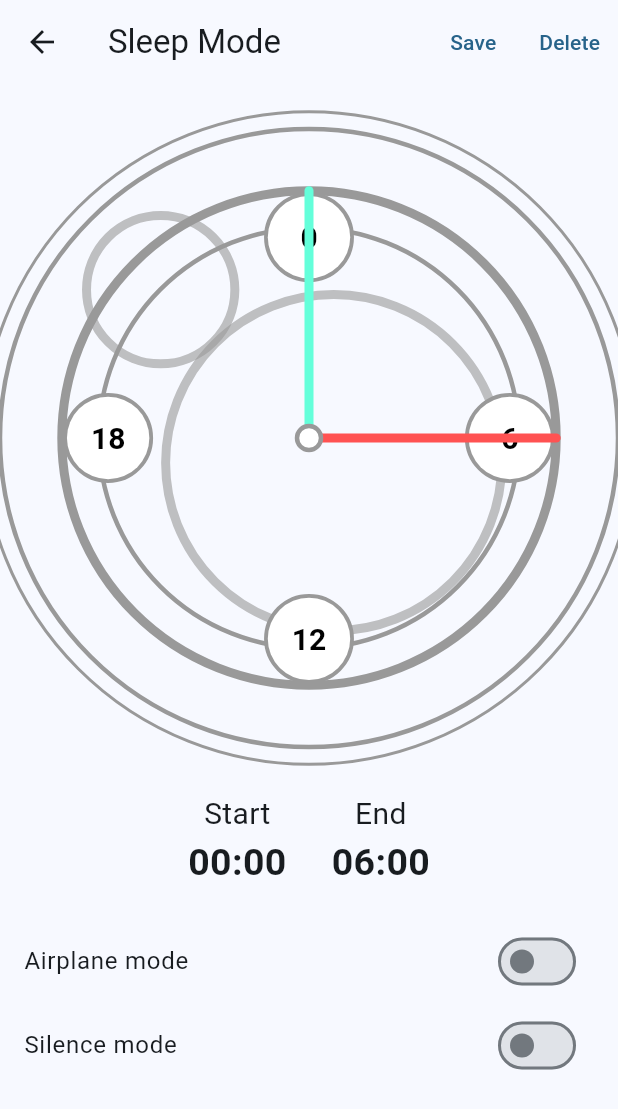
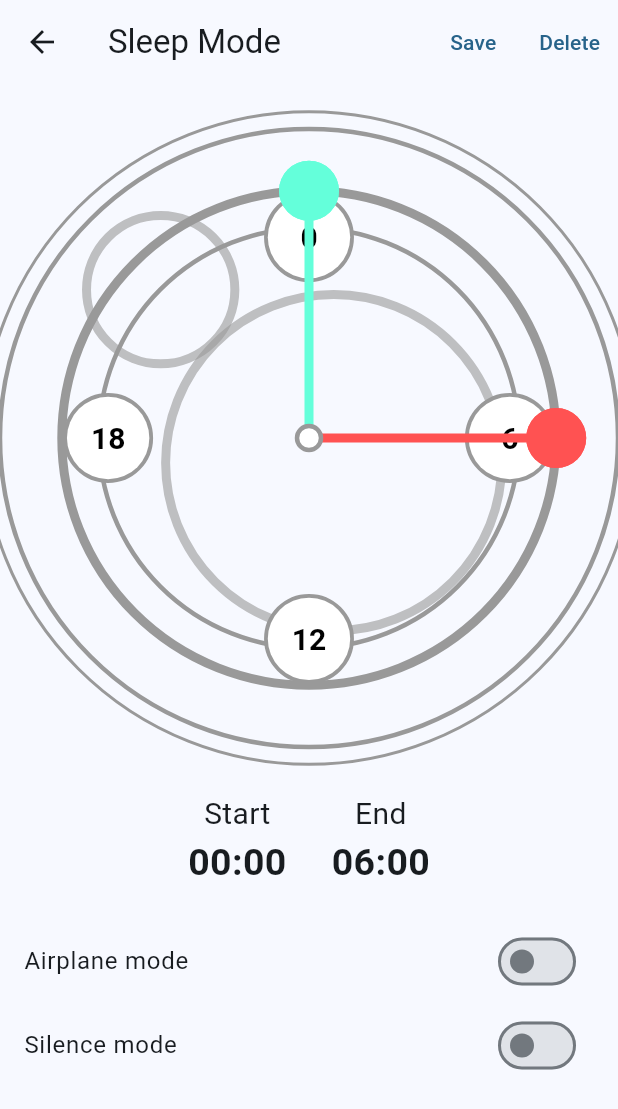
Before and after one commit to KnoyanMitsu/MuseLock, a Flutter app: the screen it shows after launch, after a tap on "Disable apps with time (root)", after a tap on "Sleep Mode (root)", on a phone screen of 412 x 824 dp. Shown: the top 1109 px of the screen. Run offline on Flutter 3.47's test engine with Material 3 defaults, Android fonts, the phone set to English and light mode, and no system bars; our stand-ins replace flutter_local_notifications, shared_preferences; missing offline and left inert: flutter_background_service, installed_apps, root_plus, window_size.

Commit message:
fix design clock and bug 7:60

```diff
--- a/lib/Layout/Widget/ClockPicker/Layout/timePickerPainter.dart
+++ b/lib/Layout/Widget/ClockPicker/Layout/timePickerPainter.dart
@@ -47,12 +47,22 @@ class TimePickerPainter extends CustomPainter {
       ..style = PaintingStyle.stroke // Ganti ke stroke
       ..strokeWidth = 6 // Atur ketebalan jarum
       ..strokeCap = StrokeCap.round; // Buat ujungnya bulat
+    final paintHandEndFill = Paint()
+      ..color = Colors.redAccent
+      ..style = PaintingStyle.fill // Ganti ke stroke
+      ..strokeWidth = 6 // Atur ketebalan jarum
+      ..strokeCap = StrokeCap.round;
 
     final paintHandStart = Paint()
       ..color = Colors.tealAccent
       ..style = PaintingStyle.stroke // Ganti ke stroke
       ..strokeWidth = 6 // Atur ketebalan jarum
       ..strokeCap = StrokeCap.round; // Buat ujungnya bulat
+    final paintHandStartFill = Paint()
+      ..color = Colors.tealAccent
+      ..style = PaintingStyle.fill // Ganti ke stroke
+      ..strokeWidth = 6 // Atur ketebalan jarum
+      ..strokeCap = StrokeCap.round;
 
     // HAPUS: paintSelectorStroke tidak diperlukan lagi
     // final paintSelectorStroke = Paint()
@@ -99,7 +109,14 @@ class TimePickerPainter extends CustomPainter {
 
     // Gambar jarum SELESAI (merah)
     canvas.drawLine(center, selectorPosEnd, paintHandEnd);
+    // 4. Gambar penanda
+    // Gambar penanda SELESAI (merah) terlebih dahulu
+    canvas.drawCircle(selectorPosEnd, 20, paintHandEndFill);
+    canvas.drawCircle(selectorPosEnd, 20, paintHandEndFill);
 
+    // Gambar penanda MULAI (teal) di atasnya (jika tumpang tindih)
+    canvas.drawCircle(selectorPosStart, 20, paintHandStartFill);
+    canvas.drawCircle(selectorPosStart, 20, paintHandStartFill);
     // Gambar jarum MULAI (teal)
     canvas.drawLine(center, selectorPosStart, paintHandStart);
 
--- a/lib/Layout/sleepMode.dart
+++ b/lib/Layout/sleepMode.dart
@@ -1,6 +1,7 @@
 import 'package:dasar/Layout/Widget/ClockPicker/Layout/circularTimePicker.dart';
 import 'package:dasar/controller/sleepSave.dart';
 import 'package:flutter/material.dart';
+import 'package:dasar/controller/formatHour.dart';
 
 class SleepMode extends StatefulWidget {
   const SleepMode({super.key});
@@ -115,9 +116,9 @@ class _SleepModeState extends State<SleepMode> {
             Row(
               mainAxisAlignment: MainAxisAlignment.center,
               children: [
-                _hourStats('Start',_formatHour(_hourStart)),
+                _hourStats('Start',formatHour(_hourStart)),
                 SizedBox(width: 30,),
-                _hourStats('End',_formatHour(_hourEnd))
+                _hourStats('End',formatHour(_hourEnd))
               ],
             ),
             SizedBox(height: 20,),
@@ -144,11 +145,4 @@ class _SleepModeState extends State<SleepMode> {
       )
     );
   }
-  String _formatHour(double hour) {
-    final int hours = hour.floor();
-    final int minutes = ((hour - hours) * 60).round();
-    final String hourStr = hours.toString().padLeft(2, '0');
-    final String minStr = minutes.toString().padLeft(2, '0');
-    return '$hourStr:$minStr';
-  }
 }
--- a/lib/Services/sleepTask.dart
+++ b/lib/Services/sleepTask.dart
@@ -2,6 +2,7 @@
 import 'dart:convert';
 import 'dart:io';
 
+import 'package:dasar/controller/formatHour.dart';
 import 'package:path_provider/path_provider.dart';
 import 'package:root_plus/root_plus.dart';
 
@@ -20,8 +21,8 @@ async {
 
   final jsonString = await file.readAsString();
   final data = jsonDecode(jsonString);
-  final startParts = _formatHour(data['startTime']).split(":");
-  final endParts = _formatHour(data['endTime']).split(":");
+  final startParts = formatHour(data['startTime']).split(":");
+  final endParts = formatHour(data['endTime']).split(":");
 
   final bool airplane = data['airplane'];
   final bool silence = data['silence'];
@@ -81,11 +82,3 @@ Future<void>morning(bool airplane,bool silence) async{
 
   }
 }
-
-String _formatHour(double hour) {
-  final int hours = hour.floor();
-  final int minutes = ((hour - hours) * 60).round();
-  final String hourStr = hours.toString().padLeft(2, '0');
-  final String minStr = minutes.toString().padLeft(2, '0');
-  return '$hourStr:$minStr';
-}
--- /dev/null
+++ b/lib/controller/formatHour.dart
@@ -0,0 +1,16 @@
+String formatHour(double hour) {
+    double h = hour % 24;
+    if (h < 0) h += 24;
+
+    int hours = h.floor();
+    int minutes = ((h - hours) * 60).round();
+
+    if (minutes == 60) {
+      hours = (hours + 1) % 24;
+      minutes = 0;
+    }
+
+    final String hourStr = hours.toString().padLeft(2, '0');
+    final String minStr = minutes.toString().padLeft(2, '0');
+    return '$hourStr:$minStr';
+  }
```
